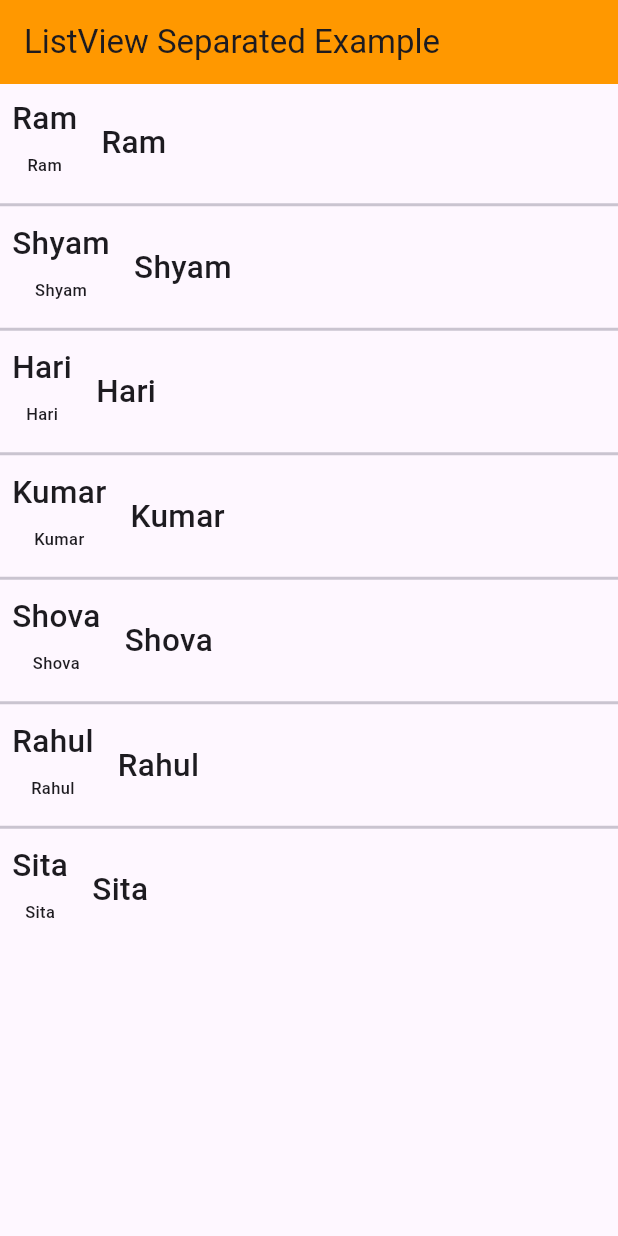
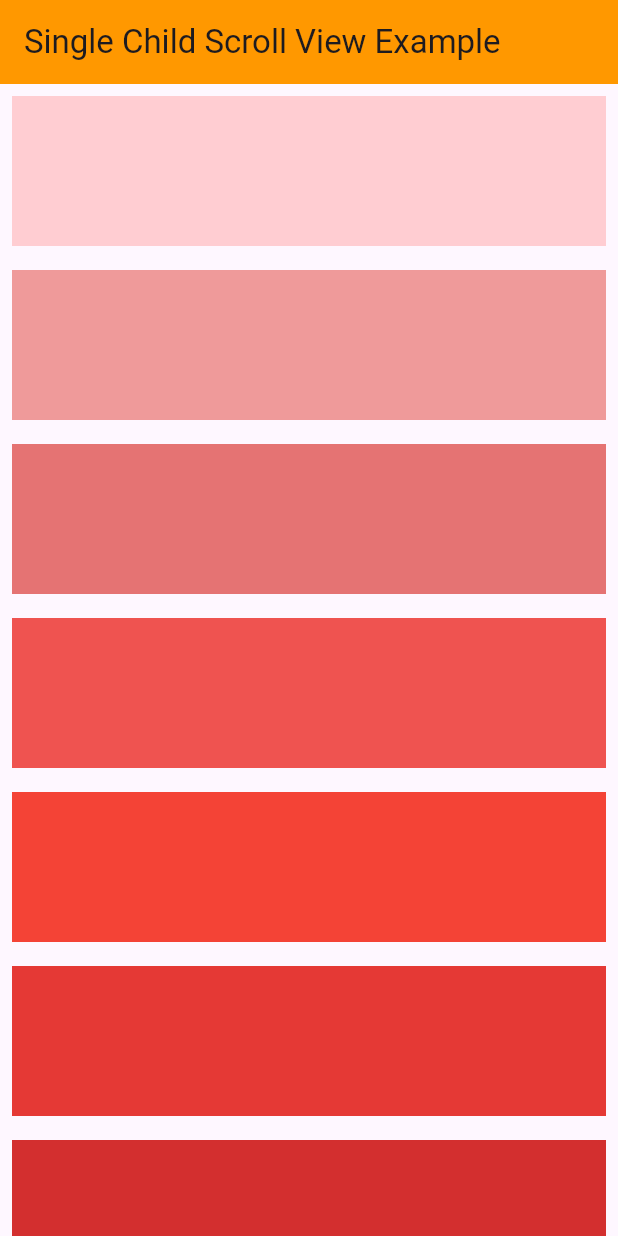
Before and after one commit to sazal11/Flutter_Basic, a Flutter app: the screen it shows after launch, on a phone screen of 412 x 824 dp. Run offline on Flutter 3.47's test engine with Material 3 defaults, Android fonts, the phone set to English and light mode, and no system bars.

Commit message:
SingleChildScrollView Example one

```diff
--- a/lib/main.dart
+++ b/lib/main.dart
@@ -3,7 +3,7 @@ import 'dart:async';
 import 'package:flutter/material.dart';
 
 void main() {
-  runApp(const ListViewSeparatedExample1());
+  runApp(const SingleChildScrollViewExample1());
 }
 
 class MyApp extends StatelessWidget {
@@ -948,3 +948,25 @@ class ListViewSeparatedExample1 extends StatelessWidget {
     );
   }
 }
+
+class SingleChildScrollViewExample1 extends StatelessWidget {
+  const SingleChildScrollViewExample1({super.key});
+
+  @override
+  Widget build(BuildContext context) {
+
+    return MaterialApp(
+      home: Scaffold(
+          appBar: AppBar(
+              backgroundColor: Colors.orange,
+              title: const Text('Single Child Scroll View Example')),
+          body: SingleChildScrollView(
+          child: Column(children: List.generate(20, (index) => Container(
+            margin: EdgeInsets.all(8.0),
+            height: 100,
+            color: Colors.red[(index + 1) * 100],
+          ),),),
+        )),
+    );
+  }
+}
```
